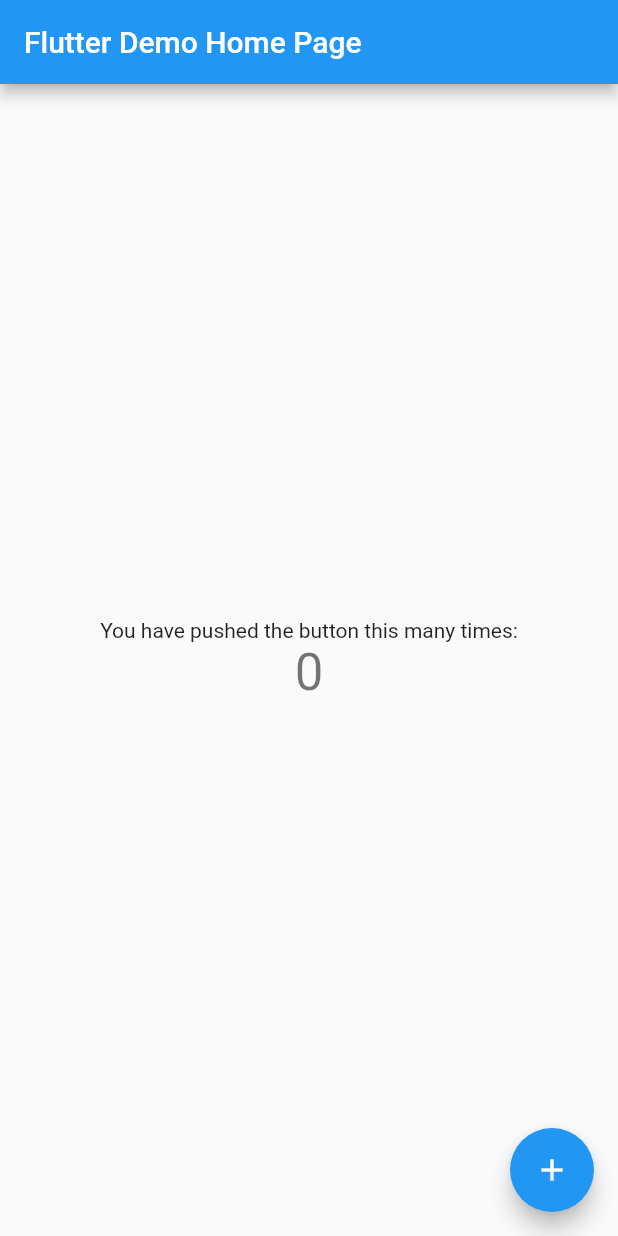
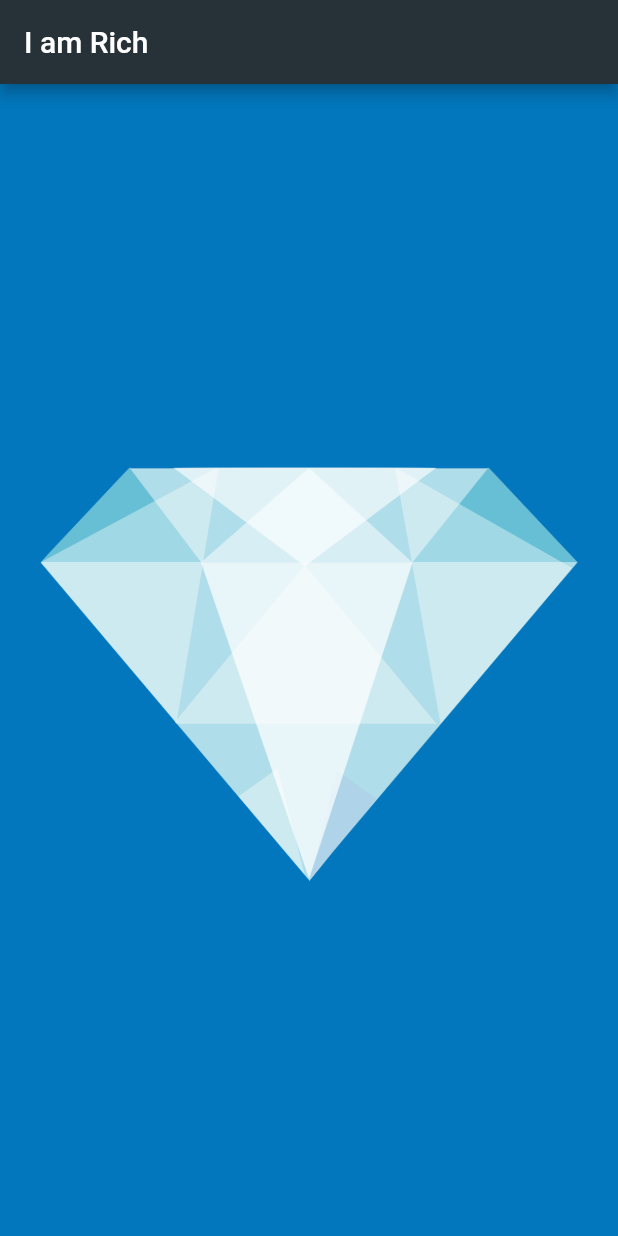
Before and after one commit to tuhinssam/first-flutter-app, a Flutter app: the screen it shows after launch, on a phone screen of 412 x 824 dp. Run offline on Flutter 3.47's test engine with Material 2 defaults, Android fonts, the phone set to English and light mode, and no system bars.

Commit message:
appbar with image asset created

```diff
--- a/lib/main.dart
+++ b/lib/main.dart
@@ -1,113 +1,20 @@
 import 'package:flutter/material.dart';
 
 void main() {
-  runApp(MyApp());
-}
-
-class MyApp extends StatelessWidget {
-  // This widget is the root of your application.
-  @override
-  Widget build(BuildContext context) {
-    return MaterialApp(
-      title: 'Flutter Demo',
-      theme: ThemeData(
-        // This is the theme of your application.
-        //
-        // Try running your application with "flutter run". You'll see the
-        // application has a blue toolbar. Then, without quitting the app, try
-        // changing the primarySwatch below to Colors.green and then invoke
-        // "hot reload" (press "r" in the console where you ran "flutter run",
-        // or simply save your changes to "hot reload" in a Flutter IDE).
-        // Notice that the counter didn't reset back to zero; the application
-        // is not restarted.
-        primarySwatch: Colors.blue,
-      ),
-      home: MyHomePage(title: 'Flutter Demo Home Page'),
-    );
-  }
-}
-
-class MyHomePage extends StatefulWidget {
-  MyHomePage({Key? key, required this.title}) : super(key: key);
-
-  // This widget is the home page of your application. It is stateful, meaning
-  // that it has a State object (defined below) that contains fields that affect
-  // how it looks.
-
-  // This class is the configuration for the state. It holds the values (in this
-  // case the title) provided by the parent (in this case the App widget) and
-  // used by the build method of the State. Fields in a Widget subclass are
-  // always marked "final".
-
-  final String title;
-
-  @override
-  _MyHomePageState createState() => _MyHomePageState();
-}
-
-class _MyHomePageState extends State<MyHomePage> {
-  int _counter = 0;
-
-  void _incrementCounter() {
-    setState(() {
-      // This call to setState tells the Flutter framework that something has
-      // changed in this State, which causes it to rerun the build method below
-      // so that the display can reflect the updated values. If we changed
-      // _counter without calling setState(), then the build method would not be
-      // called again, and so nothing would appear to happen.
-      _counter++;
-    });
-  }
-
-  @override
-  Widget build(BuildContext context) {
-    // This method is rerun every time setState is called, for instance as done
-    // by the _incrementCounter method above.
-    //
-    // The Flutter framework has been optimized to make rerunning build methods
-    // fast, so that you can just rebuild anything that needs updating rather
-    // than having to individually change instances of widgets.
-    return Scaffold(
-      appBar: AppBar(
-        // Here we take the value from the MyHomePage object that was created by
-        // the App.build method, and use it to set our appbar title.
-        title: Text(widget.title),
-      ),
-      body: Center(
-        // Center is a layout widget. It takes a single child and positions it
-        // in the middle of the parent.
-        child: Column(
-          // Column is also a layout widget. It takes a list of children and
-          // arranges them vertically. By default, it sizes itself to fit its
-          // children horizontally, and tries to be as tall as its parent.
-          //
-          // Invoke "debug painting" (press "p" in the console, choose the
-          // "Toggle Debug Paint" action from the Flutter Inspector in Android
-          // Studio, or the "Toggle Debug Paint" command in Visual Studio Code)
-          // to see the wireframe for each widget.
-          //
-          // Column has various properties to control how it sizes itself and
-          // how it positions its children. Here we use mainAxisAlignment to
-          // center the children vertically; the main axis here is the vertical
-          // axis because Columns are vertical (the cross axis would be
-          // horizontal).
-          mainAxisAlignment: MainAxisAlignment.center,
-          children: <Widget>[
-            Text(
-              'You have pushed the button this many times:',
-            ),
-            Text(
-              '$_counter',
-              style: Theme.of(context).textTheme.headline4,
-            ),
-          ],
+  runApp(
+    MaterialApp(
+      home: Scaffold(
+        appBar: AppBar(
+          title: Text("I am Rich"),
+          backgroundColor: Colors.blueGrey[900],
+        ),
+        backgroundColor: Colors.lightBlue[800],
+        body: Center(
+          child: Image(
+            image: AssetImage('images/diamond.png'),
+          ),
         ),
       ),
-      floatingActionButton: FloatingActionButton(
-        onPressed: _incrementCounter,
-        tooltip: 'Increment',
-        child: Icon(Icons.add),
-      ), // This trailing comma makes auto-formatting nicer for build methods.
-    );
-  }
+    ),
+  );
 }
--- a/pubspec.yaml
+++ b/pubspec.yaml
@@ -45,9 +45,8 @@ flutter:
   uses-material-design: true
 
   # To add assets to your application, add an assets section, like this:
-  # assets:
-  #   - images/a_dot_burr.jpeg
-  #   - images/a_dot_ham.jpeg
+  assets:
+     - images/
 
   # An image asset can refer to one or more resolution-specific "variants", see
   # https://flutter.dev/assets-and-images/#resolution-aware.
```
Also changed, not shown: images/diamond.png (added), 6 other files.
